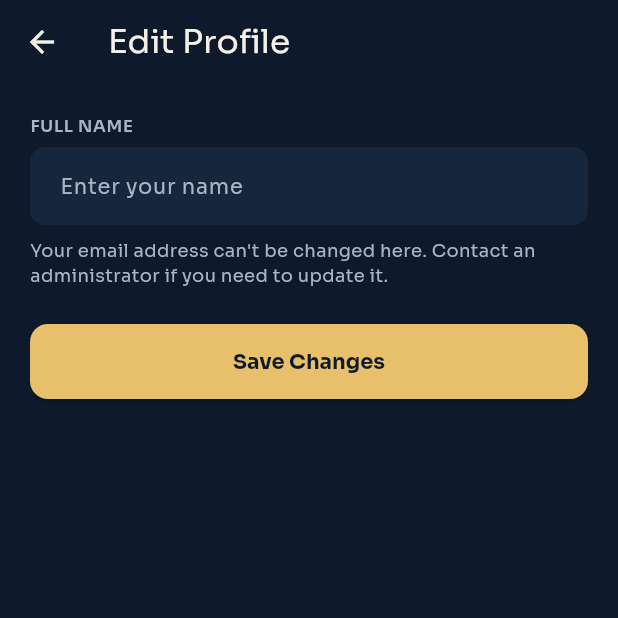
After one commit to jaypeekyle23/VirtuWatch, a Flutter app: the AdminProfileTab screen opened directly, after a tap on "Edit Profile", on a phone screen of 412 x 824 dp, the top half of it. The commit adds this screen. Run offline on Flutter 3.47's test engine with Material 3 defaults, Android fonts, the phone set to English and light mode, and no system bars; our stand-ins replace cloud_firestore, firebase_auth, firebase_core, flutter_svg, google_fonts, google_sign_in; accounts and stored records are empty; generated files the repository leaves out were written again.

Commit message:
Add self-service profile name editing for merchant and admin accounts

```diff
--- a/lib/screens/admin/admin_profile_tab.dart
+++ b/lib/screens/admin/admin_profile_tab.dart
@@ -4,7 +4,7 @@ import 'package:flutter/material.dart';
 import '../../services/auth_service.dart';
 import '../../theme/app_theme.dart';
 import '../change_password_screen.dart';
-import '../about_screen.dart';
+import '../edit_account_name_screen.dart';
 
 class AdminProfileTab extends StatelessWidget {
   const AdminProfileTab({super.key});
@@ -82,6 +82,23 @@ class AdminProfileTab extends StatelessWidget {
                           ),
                         ),
                       ),
+                      const SizedBox(height: 12),
+                      OutlinedButton(
+                        style: OutlinedButton.styleFrom(
+                          foregroundColor: AppTheme.gold,
+                          side: const BorderSide(color: AppTheme.gold),
+                        ),
+                        onPressed: () {
+                          Navigator.of(context).push(
+                            MaterialPageRoute(
+                              builder: (_) => EditAccountNameScreen(
+                                currentUsername: username,
+                              ),
+                            ),
+                          );
+                        },
+                        child: const Text('Edit Profile'),
+                      ),
                       const SizedBox(height: 24),
 
                       Container(
@@ -110,14 +127,8 @@ class AdminProfileTab extends StatelessWidget {
                           ),
                         );
                       }),
-                      _menuTile(context, 'About VirtuWatch', Icons.info_outline,
-                          () {
-                        Navigator.of(context).push(
-                          MaterialPageRoute(
-                            builder: (_) => const AboutScreen(),
-                          ),
-                        );
-                      }),
+                      _menuTile(
+                          context, 'About VirtuWatch', Icons.info_outline),
                       _menuTile(context, 'Version Info (v1.0.0)',
                           Icons.numbers_outlined),
                       const SizedBox(height: 20),
--- /dev/null
+++ b/lib/screens/edit_account_name_screen.dart
@@ -0,0 +1,132 @@
+import 'package:flutter/material.dart';
+import '../services/auth_service.dart';
+import '../theme/app_theme.dart';
+
+class EditAccountNameScreen extends StatefulWidget {
+  final String currentUsername;
+
+  const EditAccountNameScreen({super.key, required this.currentUsername});
+
+  @override
+  State<EditAccountNameScreen> createState() => _EditAccountNameScreenState();
+}
+
+class _EditAccountNameScreenState extends State<EditAccountNameScreen> {
+  final _formKey = GlobalKey<FormState>();
+  final _authService = AuthService();
+  late final TextEditingController _nameController;
+
+  bool _isLoading = false;
+  String? _errorMessage;
+
+  @override
+  void initState() {
+    super.initState();
+    _nameController = TextEditingController(text: widget.currentUsername);
+  }
+
+  @override
+  void dispose() {
+    _nameController.dispose();
+    super.dispose();
+  }
+
+  Future<void> _handleSave() async {
+    if (!_formKey.currentState!.validate()) return;
+
+    setState(() {
+      _isLoading = true;
+      _errorMessage = null;
+    });
+
+    try {
+      await _authService.updateUsername(_nameController.text.trim());
+      if (mounted) {
+        ScaffoldMessenger.of(context).showSnackBar(
+          const SnackBar(content: Text('Profile updated successfully!')),
+        );
+        Navigator.of(context).pop();
+      }
+    } catch (e) {
+      setState(() {
+        _errorMessage = e.toString();
+      });
+    } finally {
+      if (mounted) {
+        setState(() => _isLoading = false);
+      }
+    }
+  }
+
+  @override
+  Widget build(BuildContext context) {
+    return Scaffold(
+      appBar: AppBar(title: const Text('Edit Profile')),
+      body: SingleChildScrollView(
+        padding: const EdgeInsets.all(20),
+        child: Form(
+          key: _formKey,
+          child: Column(
+            crossAxisAlignment: CrossAxisAlignment.stretch,
+            children: [
+              _fieldLabel('FULL NAME'),
+              TextFormField(
+                controller: _nameController,
+                decoration: const InputDecoration(hintText: 'Enter your name'),
+                validator: (value) {
+                  if (value == null || value.trim().isEmpty) {
+                    return 'Please enter your name';
+                  }
+                  return null;
+                },
+              ),
+              const SizedBox(height: 8),
+              Text(
+                'Your email address can\'t be changed here. Contact an '
+                'administrator if you need to update it.',
+                style: TextStyle(color: AppTheme.textSecondary, fontSize: 12),
+              ),
+              const SizedBox(height: 24),
+
+              if (_errorMessage != null)
+                Padding(
+                  padding: const EdgeInsets.only(bottom: 16),
+                  child: Text(
+                    _errorMessage!,
+                    style: const TextStyle(color: Colors.redAccent),
+                    textAlign: TextAlign.center,
+                  ),
+                ),
+
+              ElevatedButton(
+                onPressed: _isLoading ? null : _handleSave,
+                child: _isLoading
+                    ? const SizedBox(
+                        height: 20,
+                        width: 20,
+                        child: CircularProgressIndicator(strokeWidth: 2),
+                      )
+                    : const Text('Save Changes'),
+              ),
+            ],
+          ),
+        ),
+      ),
+    );
+  }
+
+  Widget _fieldLabel(String text) {
+    return Padding(
+      padding: const EdgeInsets.only(bottom: 6),
+      child: Text(
+        text,
+        style: const TextStyle(
+          fontSize: 11,
+          fontWeight: FontWeight.w600,
+          color: AppTheme.textSecondary,
+          letterSpacing: 0.5,
+        ),
+      ),
+    );
+  }
+}
--- a/lib/services/auth_service.dart
+++ b/lib/services/auth_service.dart
@@ -330,6 +330,19 @@ class AuthService {
     });
   }
 
+  /// Updates only the currently logged-in user's display name. Used by
+  /// Merchant and Admin accounts, which don't have the customer-specific
+  /// style/brand/budget fields that [updateOwnProfile] handles.
+  Future<void> updateUsername(String newUsername) async {
+    final uid = _auth.currentUser?.uid;
+    if (uid == null) throw 'You must be logged in.';
+    if (newUsername.trim().isEmpty) throw 'Name cannot be empty.';
+
+    await _firestore.collection('users').doc(uid).update({
+      'username': newUsername.trim(),
+    });
+  }
+
   String _mapAuthError(FirebaseAuthException e) {
     switch (e.code) {
       case 'email-already-in-use':
```
Also changed, not shown: lib/screens/merchant/merchant_profile_tab.dart (+18 -0 lines).
